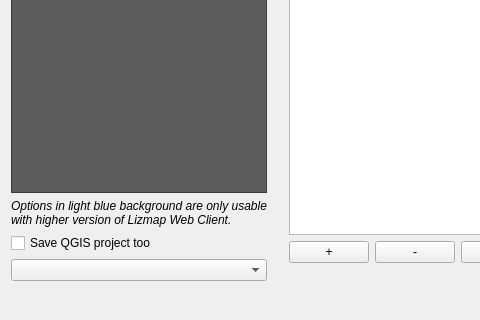
First picture: the form in lizmap/resources/ui/ui_lizmap.ui, repository 3liz/lizmap-plugin, before the edit; both pictures show x 0 to 480 and y 580 to 900 of the 1200 by 900 pixel window.
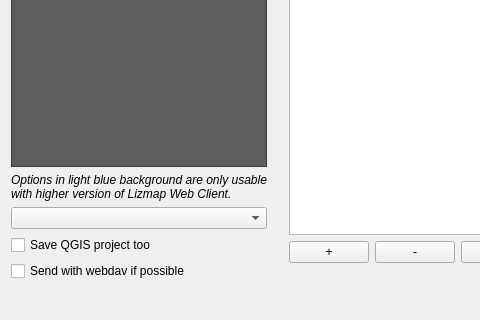
Second picture: the form after the edit. Custom widgets are drawn as their Qt base class.

Commit message: Add a class to manage webdav and add some logic

The edit to the form file:
```diff
--- a/lizmap/resources/ui/ui_lizmap.ui
+++ b/lizmap/resources/ui/ui_lizmap.ui
@@ -190,6 +190,9 @@
          </property>
         </widget>
        </item>
+       <item>
+        <widget class="QComboBox" name="repository_combo"/>
+       </item>
        <item>
         <widget class="QCheckBox" name="checkbox_save_project">
          <property name="toolTip">
@@ -201,7 +204,11 @@
         </widget>
        </item>
        <item>
-        <widget class="QComboBox" name="repository_combo"/>
+        <widget class="QCheckBox" name="send_webdav">
+         <property name="text">
+          <string>Send with webdav if possible</string>
+         </property>
+        </widget>
        </item>
       </layout>
      </widget>
```
The commit also changes 9 other files.
